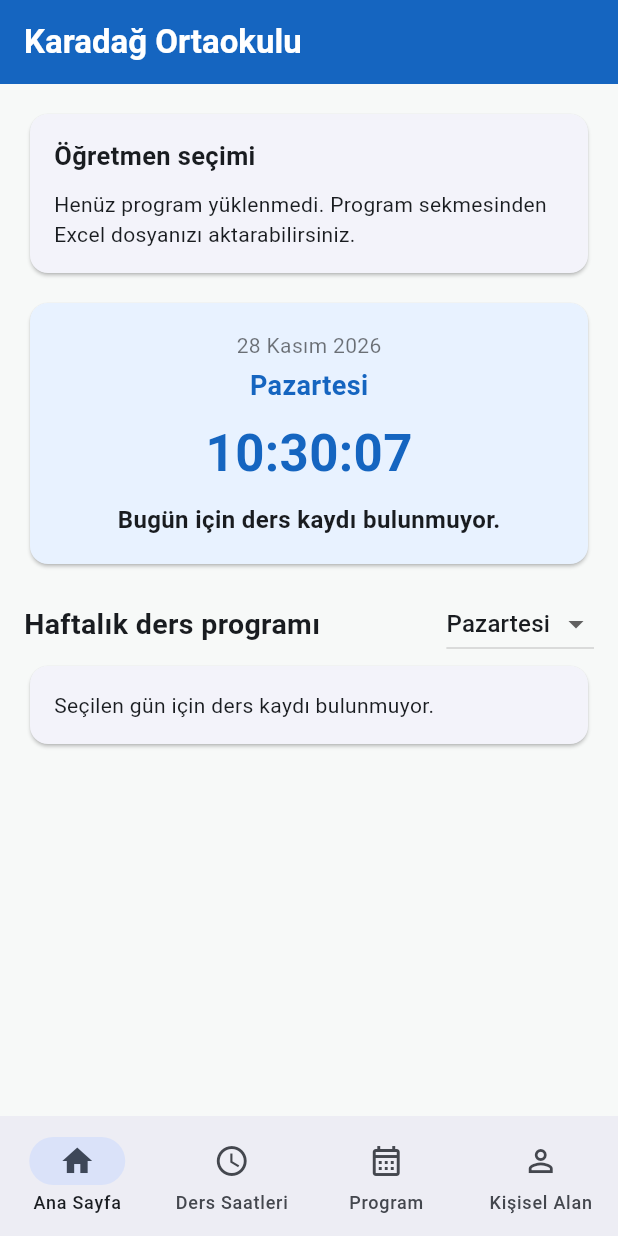
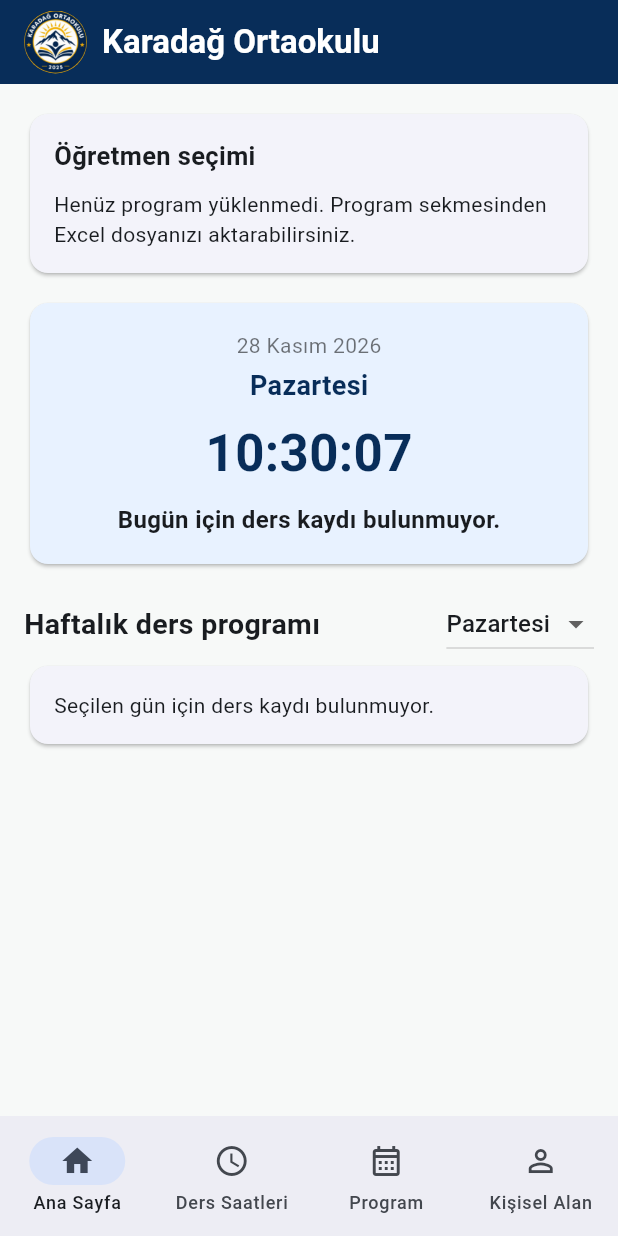
Before and after one commit to hiseno6190-creator/karadag-ortaokulu-ogretmenim, a Flutter app: the screen it shows after launch, on a phone screen of 412 x 824 dp. Run offline on Flutter 3.47's test engine with Material 3 defaults, Android fonts, the phone set to English and light mode, and no system bars; our stand-ins replace cross_file, file_picker, flutter_local_notifications, open_filex, share_plus, shared_preferences and 1 more; missing offline and left inert: excel.

Commit message:
Change brand color and modify AppBar title layout
Updated the brand color and added a logo to the AppBar title.

```diff
--- a/lib/main.dart
+++ b/lib/main.dart
@@ -17,7 +17,8 @@ Future<void> main() async {
   await initializeDateFormatting('tr_TR');
   runApp(const KaradagApp());
 }
-const brand = Color(0xFF1565C0);
+const brand = Color(0xFF082D59);
+const schoolGold = Color(0xFFFFB900);
 const weekdays = ['Pazartesi', 'Salı', 'Çarşamba', 'Perşembe', 'Cuma'];
 
 class LessonPeriod {
@@ -616,10 +617,25 @@ Future<void> _load() async {
 
     return Scaffold(
       appBar: AppBar(
-        title: const Text(
-          'Karadağ Ortaokulu',
-          style: TextStyle(fontWeight: FontWeight.bold),
-        ),
+        title: Row(
+  children: [
+    ClipOval(
+      child: Image.asset(
+        'assets/images/karadag_ortaokulu_amblem(1).png',
+        width: 42,
+        height: 42,
+        fit: BoxFit.cover,
+      ),
+    ),
+    const SizedBox(width: 10),
+    const Expanded(
+      child: Text(
+        'Karadağ Ortaokulu',
+        style: TextStyle(fontWeight: FontWeight.bold),
+      ),
+    ),
+  ],
+),
         backgroundColor: brand,
         foregroundColor: Colors.white,
       ),
```
